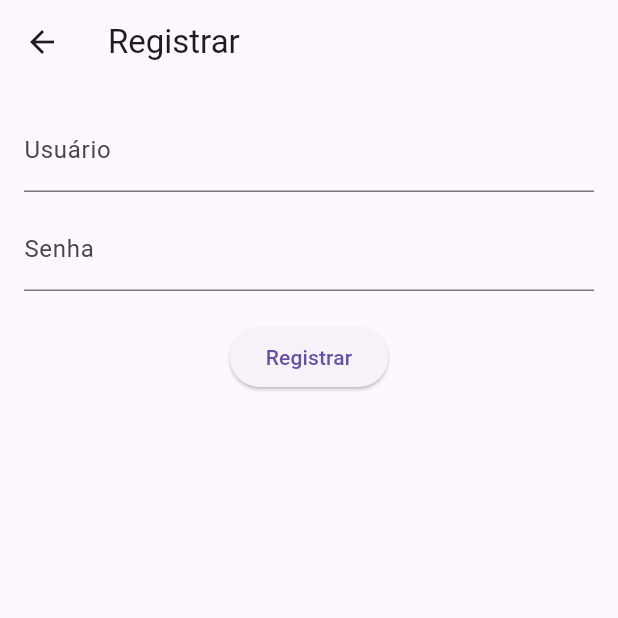
After one commit to William-Paiva/BusCarApp, a Flutter app: the screen it shows after launch, after a tap on "Não tem uma conta? Cadastre-se", on a phone screen of 412 x 824 dp, the top half of it. The commit adds this screen. Run offline on Flutter 3.47's test engine with Material 3 defaults, Android fonts, the phone set to English and light mode, and no system bars; our stand-ins replace flutter_map, latlong2, sqflite; accounts and stored records are empty.

Commit message:
refactor: from 0

```diff
--- a/bus_app/lib/screens/home_screen.dart
+++ b/bus_app/lib/screens/home_screen.dart
@@ -1,6 +1,6 @@
 import 'package:flutter/material.dart';
 import 'login_screen.dart'; // Importando a tela de login
-import '../widgets/map_widget.dart';
+import '../widgets/bus_map.dart';
 
 class HomeScreen extends StatelessWidget {
   const HomeScreen({super.key});
@@ -24,7 +24,7 @@ class HomeScreen extends StatelessWidget {
           },
         ),
       ),
-      body: MapWidget(), // O widget do mapa
+      body: BusMapWidget(), // O widget do mapa
     );
   }
 }
--- a/bus_app/lib/screens/login_screen.dart
+++ b/bus_app/lib/screens/login_screen.dart
@@ -1,8 +1,10 @@
 import 'package:flutter/material.dart';
 import 'home_screen.dart';
-import 'package:google_fonts/google_fonts.dart';
+import 'register_screen.dart';
 
 class LoginScreen extends StatefulWidget {
+  const LoginScreen({super.key});
+
   @override
   _LoginScreenState createState() => _LoginScreenState();
 }
@@ -54,10 +56,12 @@ class _LoginScreenState extends State<LoginScreen> {
               mainAxisAlignment: MainAxisAlignment.center,
               children: [
                 Text('BusCar',
-                    style: GoogleFonts.raleway(
-                        fontSize: 100,
-                        fontWeight: FontWeight.bold,
-                        color: const Color.fromARGB(255, 16, 26, 136))),
+                    style: TextStyle(
+                      fontSize: 100,
+                      fontWeight: FontWeight.bold,
+                      color: const Color.fromARGB(255, 16, 26, 136),
+                      fontFamily: 'sans-serif',
+                    )),
                 Container(
                   decoration: BoxDecoration(
                     color: Colors.blueAccent,
@@ -101,6 +105,18 @@ class _LoginScreenState extends State<LoginScreen> {
                   child: Text('Entrar'),
                 ),
                 SizedBox(height: 20),
+                TextButton(
+                  onPressed: () {
+                    Navigator.push(
+                      context,
+                      MaterialPageRoute(builder: (_) => RegisterScreen()),
+                    );
+                  },
+                  child: Text(
+                    "Não tem uma conta? Cadastre-se",
+                    style: TextStyle(color: Colors.white),
+                  ),
+                ),
                 AnimatedOpacity(
                   opacity: _showSuccessMessage ? 1.0 : 0.0,
                   duration: Duration(milliseconds: 500),
--- /dev/null
+++ b/bus_app/lib/screens/register_screen.dart
@@ -0,0 +1,65 @@
+import 'package:flutter/material.dart';
+import '../database/db_helper.dart';
+
+class RegisterScreen extends StatefulWidget {
+  const RegisterScreen({super.key});
+
+  @override
+  _RegisterScreenState createState() => _RegisterScreenState();
+}
+
+class _RegisterScreenState extends State<RegisterScreen> {
+  final TextEditingController _userController = TextEditingController();
+  final TextEditingController _passwordController = TextEditingController();
+  String _message = '';
+
+  void _register() async {
+    String user = _userController.text;
+    String password = _passwordController.text;
+
+    if (user.isNotEmpty && password.isNotEmpty) {
+      await DBHelper.registerUser(user, password);
+      setState(() {
+        _message = '✅ Usuário registrado com sucesso!';
+      });
+      Future.delayed(Duration(seconds: 2), () {
+        Navigator.pop(context); // Volta para tela de login
+      });
+    } else {
+      setState(() {
+        _message = '⚠️ Preencha todos os campos';
+      });
+    }
+  }
+
+  @override
+  Widget build(BuildContext context) {
+    return Scaffold(
+      appBar: AppBar(title: Text('Registrar')),
+      body: Padding(
+        padding: EdgeInsets.all(16.0),
+        child: Column(
+          children: [
+            TextField(
+              controller: _userController,
+              decoration: InputDecoration(labelText: 'Usuário'),
+            ),
+            SizedBox(height: 10),
+            TextField(
+              controller: _passwordController,
+              decoration: InputDecoration(labelText: 'Senha'),
+              obscureText: true,
+            ),
+            SizedBox(height: 20),
+            ElevatedButton(
+              onPressed: _register,
+              child: Text('Registrar'),
+            ),
+            SizedBox(height: 20),
+            Text(_message),
+          ],
+        ),
+      ),
+    );
+  }
+}
```
Also changed, not shown: bus_app/lib/database/db_helper.dart (added, +38 -0 lines), bus_app/lib/widgets/bus_map.dart (added, +141 -0 lines), bus_app/lib/widgets/map_widget.dart (deleted, +0 -84 lines), bus_app/pubspec.yaml (+6 -5 lines), bus_app/pubspec.lock, 1 other file.
